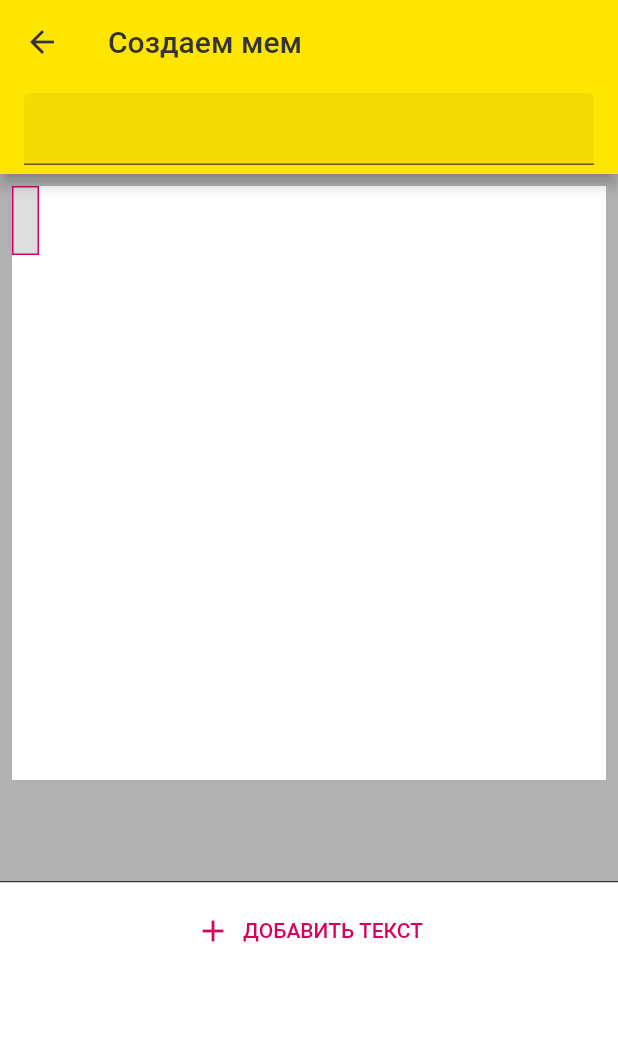
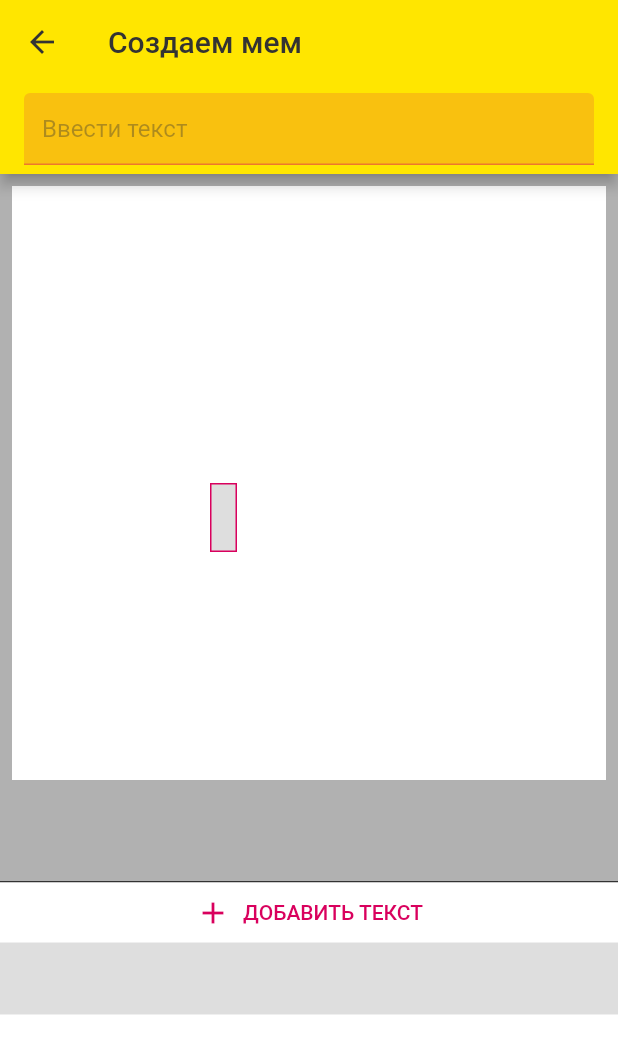
Before and after one commit to marie2465/memogenerator, a Flutter app: the CreateMemePage screen opened directly, after a tap on "ДОБАВИТЬ ТЕКСТ", on a phone screen of 412 x 824 dp. Shown: the top 1054 px of the screen. Run offline on Flutter 3.47's test engine with Material 2 defaults, Android fonts, the phone set to English and light mode, and no system bars; our stand-ins replace google_fonts, rxdart.

Commit message:
lesson 1: hw 1-7

```diff
--- a/lib/blocs/create_meme_bloc.dart
+++ b/lib/blocs/create_meme_bloc.dart
@@ -8,7 +8,7 @@ class CreateMemeBloc {
 
   void addNewText() {
     final newMemetext = MemeText.create();
-    memeTextSubject.add([...memeTextSubject.value,newMemetext]);
+    memeTextSubject.add([...memeTextSubject.value, newMemetext]);
     selectedMemeTextSubject.add(newMemetext);
   }
 
@@ -39,9 +39,51 @@ class CreateMemeBloc {
   Stream<MemeText?> observeSelectedMemeText() =>
       selectedMemeTextSubject.distinct();
 
+  Stream<List<MemeTextWithSelection>> observeMemeTextsWithSelection() {
+    return Rx.combineLatest2<List<MemeText>, MemeText?,
+        List<MemeTextWithSelection>>(
+      observeMemeText(),
+      observeSelectedMemeText(),
+      (memeTexts, selectedMemeText) {
+        return memeTexts.map((memeText) {
+          return MemeTextWithSelection(
+            memeText: memeText,
+            selected: memeText.id == selectedMemeText?.id,
+          );
+        }).toList();
+      },
+    );
+  }
+
   void dispose() {
     memeTextSubject.close();
     selectedMemeTextSubject.close();
+  }
+}
+
+class MemeTextWithSelection {
+  final MemeText memeText;
+  final bool selected;
+
+  MemeTextWithSelection({
+    required this.memeText,
+    required this.selected,
+  });
+
+  @override
+  bool operator ==(Object other) =>
+      identical(this, other) ||
+      other is MemeTextWithSelection &&
+          runtimeType == other.runtimeType &&
+          memeText == other.memeText &&
+          selected == other.selected;
+
+  @override
+  int get hashCode => memeText.hashCode ^ selected.hashCode;
+
+  @override
+  String toString() {
+    return 'MemeTextWithSelection{text: $memeText, selected: $selected}';
   }
 }
 
--- a/lib/pages/create_meme_page.dart
+++ b/lib/pages/create_meme_page.dart
@@ -75,18 +75,32 @@ class _EditTextBarState extends State<EditTextBar> {
               controller.selection =
                   TextSelection.collapsed(offset: newText.length);
             }
+            final haveSelected = selectedMemeText != null;
             return TextField(
-              enabled: selectedMemeText != null,
+              enabled: haveSelected,
               controller: controller,
               onChanged: (text) {
-                if (selectedMemeText != null) {
+                if (haveSelected) {
                   bloc.changeMemeText(selectedMemeText.id, text);
                 }
               },
               onEditingComplete: () => bloc.deselectMemeText(),
+              cursorColor: AppColors.fuchsia,
               decoration: InputDecoration(
                 filled: true,
-                fillColor: AppColors.darkGrey6,
+                fillColor:
+                    haveSelected ? AppColors.fuchsia16 : AppColors.darkGrey6,
+                hintText: haveSelected ? "Ввести текст" : null,
+                hintStyle: TextStyle(fontSize: 16, color: AppColors.darkGrey38),
+                disabledBorder: UnderlineInputBorder(
+                  borderSide: BorderSide(color: AppColors.darkGrey38, width: 1),
+                ),
+                enabledBorder: UnderlineInputBorder(
+                  borderSide: BorderSide(color: AppColors.fuchsia38, width: 1),
+                ),
+                focusedBorder: const UnderlineInputBorder(
+                  borderSide: BorderSide(color: AppColors.fuchsia, width: 2),
+                ),
               ),
             );
           }),
@@ -112,9 +126,10 @@ class _CreateMemePageContentState extends State<CreateMemePageContent> {
 
   @override
   Widget build(BuildContext context) {
+    final bloc = Provider.of<CreateMemeBloc>(context, listen: false);
     return Column(
       children: [
-        Expanded(
+        const Expanded(
           flex: 2,
           child: MemeCanvasWidget(),
         ),
@@ -125,14 +140,88 @@ class _CreateMemePageContentState extends State<CreateMemePageContent> {
         ),
         Expanded(
           flex: 1,
-          child: Container(
+          child: BottomList(),
+        ),
+      ],
+    );
+  }
+}
+
+class BottomList extends StatelessWidget {
+  const BottomList({
+    Key? key,
+  }) : super(key: key);
+
+  @override
+  Widget build(BuildContext context) {
+    final bloc = Provider.of<CreateMemeBloc>(context, listen: false);
+    return Container(
       color: Colors.white,
-            child: ListView(
-              children: const [SizedBox(height: 12), AddNewMemeTextButton()],
+      child: StreamBuilder<List<MemeTextWithSelection>>(
+          stream: bloc.observeMemeTextsWithSelection(),
+          initialData: const <MemeTextWithSelection>[],
+          builder: (context, snapshot) {
+            final items =
+                snapshot.hasData ? snapshot.data! : <MemeTextWithSelection>[];
+            return ListView.separated(
+              itemCount: items.length + 1,
+              itemBuilder: (BuildContext context, int index) {
+                if (index == 0) {
+                  return const AddNewMemeTextButton();
+                }
+                final item = items[index - 1];
+                return BottomMemeText(item: item);
+              },
+              separatorBuilder: (BuildContext context, int index) {
+                if (index == 0) {
+                  return const SizedBox.shrink();
+                }
+                return const BottomSeparator();
+              },
+            );
+          }),
+    );
+  }
+}
+
+class BottomSeparator extends StatelessWidget {
+  const BottomSeparator({
+    Key? key,
+  }) : super(key: key);
+
+  @override
+  Widget build(BuildContext context) {
+    return Container(
+      height: 1,
+      color: AppColors.darkGrey,
+      margin: const EdgeInsets.only(left: 16),
+    );
+  }
+}
+
+class BottomMemeText extends StatelessWidget {
+  const BottomMemeText({
+    Key? key,
+    required this.item,
+  }) : super(key: key);
+
+  final MemeTextWithSelection item;
+
+  @override
+  Widget build(BuildContext context) {
+    return Container(
+      height: 48,
+      padding: const EdgeInsets.symmetric(horizontal: 16),
+      color: item.selected ? AppColors.darkGrey16 : null,
+      alignment: Alignment.centerLeft,
+      child: Text(
+        item.memeText.text,
+        style: const TextStyle(
+          fontSize: 16,
+          fontWeight: FontWeight.w400,
+          color: AppColors.darkGrey,
         ),
       ),
-        ),
-      ],
     );
   }
 }
@@ -152,6 +241,8 @@ class MemeCanvasWidget extends StatelessWidget {
         alignment: Alignment.topCenter,
         child: AspectRatio(
           aspectRatio: 1,
+          child: GestureDetector(
+            onTap: () => bloc.deselectMemeText(),
             child: Container(
               color: Colors.white,
               child: StreamBuilder<List<MemeText>>(
@@ -176,6 +267,7 @@ class MemeCanvasWidget extends StatelessWidget {
             ),
           ),
         ),
+      ),
     );
   }
 }
@@ -195,10 +287,16 @@ class DraggableMemeText extends StatefulWidget {
 }
 
 class _DraggableMemeTextState extends State<DraggableMemeText> {
-  double top = 0;
-  double left = 0;
+  late double top = 0;
+  late double left = 0;
   final double padding = 8;
-  bool isSelected = false;
+
+  @override
+  void initState() {
+    top = widget.parentConstraints.maxHeight / 2;
+    left = widget.parentConstraints.maxWidth / 3;
+    super.initState();
+  }
 
   @override
   Widget build(BuildContext context) {
@@ -214,23 +312,21 @@ class _DraggableMemeTextState extends State<DraggableMemeText> {
             setState(() {
               left = calculateLeft(details);
               top = calculateTop(details);
+              bloc.selectedMemeText(widget.memeText.id);
             });
           },
-          child: Container(
-            constraints: BoxConstraints(
-                maxWidth: widget.parentConstraints.maxWidth,
-                maxHeight: widget.parentConstraints.maxHeight),
-            padding: EdgeInsets.all(padding),
-            decoration: BoxDecoration(
-              color: AppColors.darkGrey16,
-              border: Border.all(color: AppColors.fuchsia, width: 1, style: BorderStyle.solid),
-            ),
-            child: Text(
-              widget.memeText.text,
-              textAlign: TextAlign.center,
-              style: const TextStyle(color: Colors.black, fontSize: 24),
-            ),
-          )),
+          child: StreamBuilder<MemeText?>(
+              stream: bloc.observeSelectedMemeText(),
+              builder: (context, snapshot) {
+                final selectedItem = snapshot.hasData ? snapshot.data : null;
+                final selected = widget.memeText.id == selectedItem?.id;
+                return MemeTextOnCanvas(
+                  padding: padding,
+                  selected: selected,
+                  parentConstraints: widget.parentConstraints,
+                  memeText: widget.memeText,
+                );
+              })),
     );
   }
 
@@ -254,6 +350,43 @@ class _DraggableMemeTextState extends State<DraggableMemeText> {
       return widget.parentConstraints.maxWidth - padding * 2 - 10;
     }
     return rawLeft;
+  }
+}
+
+class MemeTextOnCanvas extends StatelessWidget {
+  const MemeTextOnCanvas({
+    Key? key,
+    required this.padding,
+    required this.selected,
+    required this.parentConstraints,
+    required this.memeText,
+  }) : super(key: key);
+
+  final double padding;
+  final bool selected;
+  final BoxConstraints parentConstraints;
+  final MemeText memeText;
+
+  @override
+  Widget build(BuildContext context) {
+    return Container(
+      constraints: BoxConstraints(
+          maxWidth: parentConstraints.maxWidth,
+          maxHeight: parentConstraints.maxHeight),
+      padding: EdgeInsets.all(padding),
+      decoration: BoxDecoration(
+        color: selected ? AppColors.darkGrey16 : null,
+        border: Border.all(
+            color: selected ? AppColors.fuchsia : Colors.transparent,
+            width: 1,
+            style: BorderStyle.solid),
+      ),
+      child: Text(
+        memeText.text,
+        textAlign: TextAlign.center,
+        style: const TextStyle(color: Colors.black, fontSize: 24),
+      ),
+    );
   }
 }
 
--- a/lib/resources/app_colors.dart
+++ b/lib/resources/app_colors.dart
@@ -4,7 +4,10 @@ class AppColors {
   const AppColors._();
 
   static const lemon = Color(0xFFFFE600);
+
   static const fuchsia = Color(0xFFD9005D);
+  static final fuchsia16 = Color.fromRGBO(fuchsia.red, fuchsia.green, fuchsia.blue, 0.16);
+  static final fuchsia38 = Color.fromRGBO(fuchsia.red, fuchsia.green, fuchsia.blue, 0.38);
 
   static const darkGrey = Color(0xFF333333);
   static final darkGrey6 = Color.fromRGBO(darkGrey.red, darkGrey.green, darkGrey.blue, 0.06);
```
Also changed, not shown: 1 other file. Lines whose indentation alone changed are shown as unchanged.
